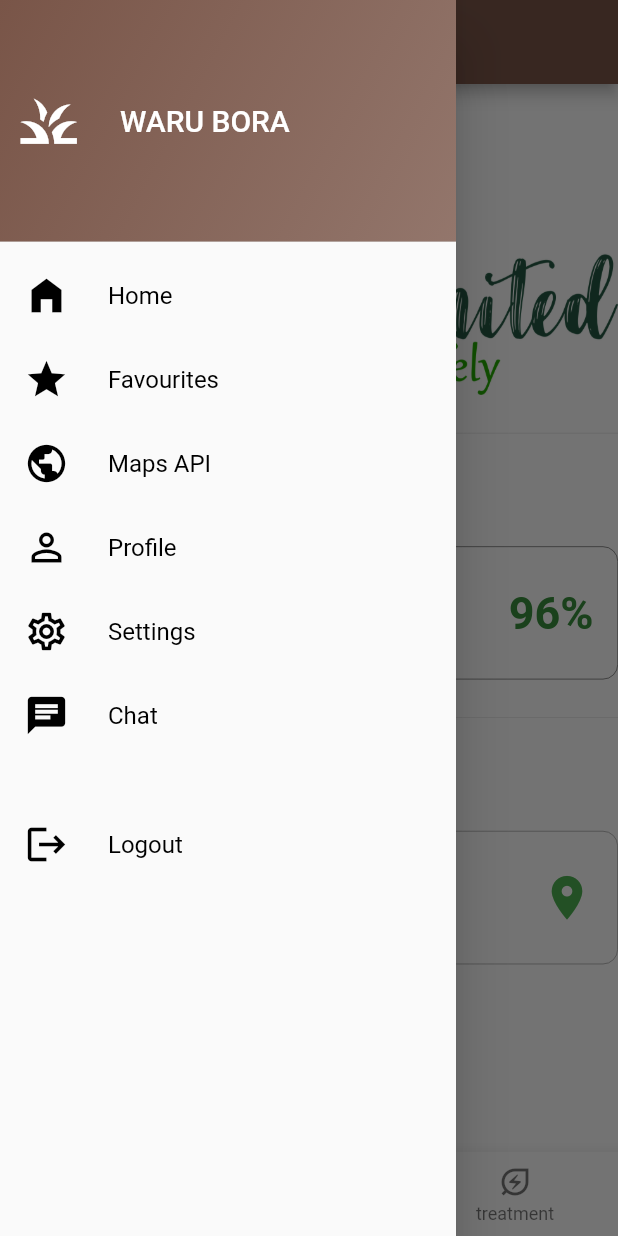
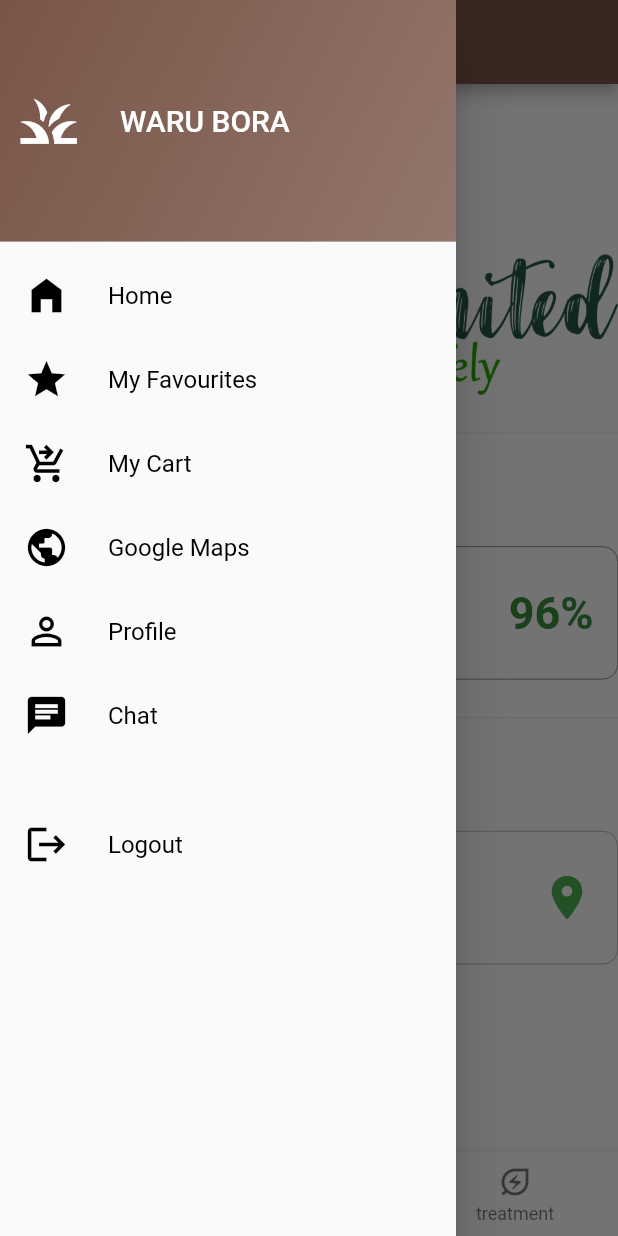
Before and after one commit to notrayo/waru-bora-test-app, a Flutter app: the TabScreen screen opened directly, with the side drawer open, on a phone screen of 412 x 824 dp. Run offline on Flutter 3.47's test engine with Material 2 defaults, Android fonts, the light colour scheme and no system bars; drawn by our look-alikes of countup; our stand-ins replace cloud_firestore, firebase_auth, firebase_core, firebase_storage, flutter_riverpod, google_maps_flutter and 2 more; missing offline and left inert: favorite_button, flutter_email_sender; accounts and stored records are empty.

Commit message:
orders now can be saved in firebase, and there is a cart button on drawer

```diff
--- a/lib/data/medicine_firestore.dart
+++ b/lib/data/medicine_firestore.dart
@@ -1,6 +1,6 @@
-import 'package:flutter/material.dart';
+//import 'package:flutter/material.dart';
 
-import './medicine_data.dart';
+//import './medicine_data.dart';
 import '../models/dawa.dart';
 
 import 'package:cloud_firestore/cloud_firestore.dart';
--- a/lib/main.dart
+++ b/lib/main.dart
@@ -3,7 +3,7 @@ import 'package:waru_bora_test/screens/login_screen.dart';
 import '/screens/tabs_screen.dart';
 //import '/screens/madawa_screen.dart';
 import 'screens/madawa_details_screen.dart';
-import './screens/checkout_screen.dart';
+//import './screens/checkout_screen.dart';
 //import './data/medicine_data.dart';
 
 //firebase
--- a/lib/screens/checkout_screen.dart
+++ b/lib/screens/checkout_screen.dart
@@ -1,7 +1,7 @@
 import 'package:flutter/material.dart';
 import '../models/cart.dart';
 import 'package:provider/provider.dart';
-import '../screens/cart_screen.dart';
+//import '../screens/cart_screen.dart';
 
 class CheckoutPage extends StatelessWidget {
   const CheckoutPage({Key? key}) : super(key: key);
--- a/lib/screens/diagnosis_screen.dart
+++ b/lib/screens/diagnosis_screen.dart
@@ -245,7 +245,6 @@ class _DiagnosisScreenState extends State<DiagnosisScreen> {
             const SizedBox(
               height: 20,
             ),
-
             Row(
               children: const [
                 Text(
--- a/lib/screens/drawer_screen.dart
+++ b/lib/screens/drawer_screen.dart
@@ -1,6 +1,7 @@
 import 'package:flutter/material.dart';
 
 import 'package:shared_preferences/shared_preferences.dart';
+import 'package:firebase_auth/firebase_auth.dart';
 
 class DrawerScreen extends StatelessWidget {
   const DrawerScreen({super.key, required this.onSelectScreenFromDrawer});
@@ -72,7 +73,7 @@ class DrawerScreen extends StatelessWidget {
               color: Colors.black,
             ),
             title: Text(
-              'Favourites',
+              'My Favourites',
               style: Theme.of(context)
                   .textTheme
                   .titleMedium!
@@ -88,12 +89,33 @@ class DrawerScreen extends StatelessWidget {
           ),
           ListTile(
             leading: const Icon(
+              Icons.shopping_cart_checkout,
+              size: 30,
+              color: Colors.black,
+            ),
+            title: Text(
+              'My Cart',
+              style: Theme.of(context)
+                  .textTheme
+                  .titleMedium!
+                  .copyWith(color: Colors.black),
+            ),
+            onTap: () {
+              //control state
+              onSelectScreenFromDrawer('Cart');
+
+              //close drawer
+              //Navigator.pop(context);
+            },
+          ),
+          ListTile(
+            leading: const Icon(
               Icons.public,
               size: 30,
               color: Colors.black,
             ),
             title: Text(
-              'Maps API',
+              'Google Maps',
               style: Theme.of(context)
                   .textTheme
                   .titleMedium!
@@ -131,27 +153,7 @@ class DrawerScreen extends StatelessWidget {
               //Navigator.pop(context);
             },
           ),
-          ListTile(
-            leading: const Icon(
-              Icons.settings_outlined,
-              size: 30,
-              color: Colors.black,
-            ),
-            title: Text(
-              'Settings',
-              style: Theme.of(context)
-                  .textTheme
-                  .titleMedium!
-                  .copyWith(color: Colors.black),
-            ),
-            onTap: () {
-              //control state
-              onSelectScreenFromDrawer('Settings');
 
-              //close drawer
-              // Navigator.pop(context);
-            },
-          ),
           ListTile(
             leading: const Icon(
               Icons.chat,
@@ -191,6 +193,8 @@ class DrawerScreen extends StatelessWidget {
                   .copyWith(color: Colors.black),
             ),
             onTap: () async {
+              //firebase logout
+              await FirebaseAuth.instance.signOut();
               // Perform logout action here
               SharedPreferences prefs = await SharedPreferences.getInstance();
               await prefs.clear();
--- a/lib/screens/madawa_details_screen.dart
+++ b/lib/screens/madawa_details_screen.dart
@@ -3,7 +3,7 @@ import 'package:waru_bora_test/data/medicine_data.dart';
 //import '../screens/cart.dart';
 import 'package:favorite_button/favorite_button.dart';
 import 'package:waru_bora_test/screens/cart_screen.dart';
-import '../models/dawa.dart';
+//import '../models/dawa.dart';
 import '../models/cart.dart';
 
 import 'package:provider/provider.dart';
--- a/lib/screens/settings_screen.dart
+++ b/lib/screens/settings_screen.dart
@@ -2,7 +2,7 @@ import 'package:flutter/material.dart';
 import '../data/medicine_data.dart';
 
 import '../data/medicine_firestore.dart';
-import '../models/dawa.dart';
+//import '../models/dawa.dart';
 
 class SettingsScreen extends StatelessWidget {
   const SettingsScreen({super.key});
--- a/lib/screens/tabs_screen.dart
+++ b/lib/screens/tabs_screen.dart
@@ -1,4 +1,5 @@
 import 'package:flutter/material.dart';
+import 'package:waru_bora_test/screens/cart_screen.dart';
 import 'package:waru_bora_test/screens/chat_screen.dart';
 import 'package:waru_bora_test/screens/location_maps_screen.dart';
 import './diagnosis_screen.dart';
@@ -68,6 +69,10 @@ class _TabScreenState extends State<TabScreen> {
       Navigator.of(context).push(MaterialPageRoute(
         builder: (context) => const ChatScreen(),
       ));
+    } else if (identifier == 'Cart') {
+      Navigator.of(context).push(MaterialPageRoute(
+        builder: (context) => const CartPage(),
+      ));
     } else {
       Navigator.of(context).pop();
     }
```
Also changed, not shown: lib/screens/cart_screen.dart (+84 -7 lines).
